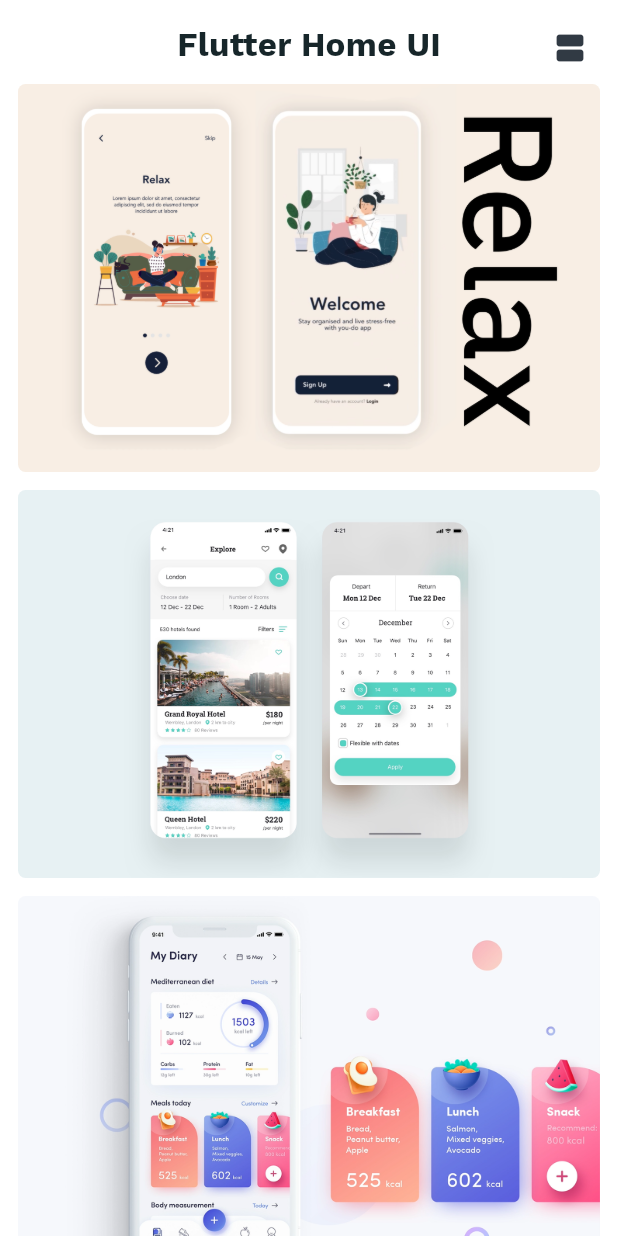
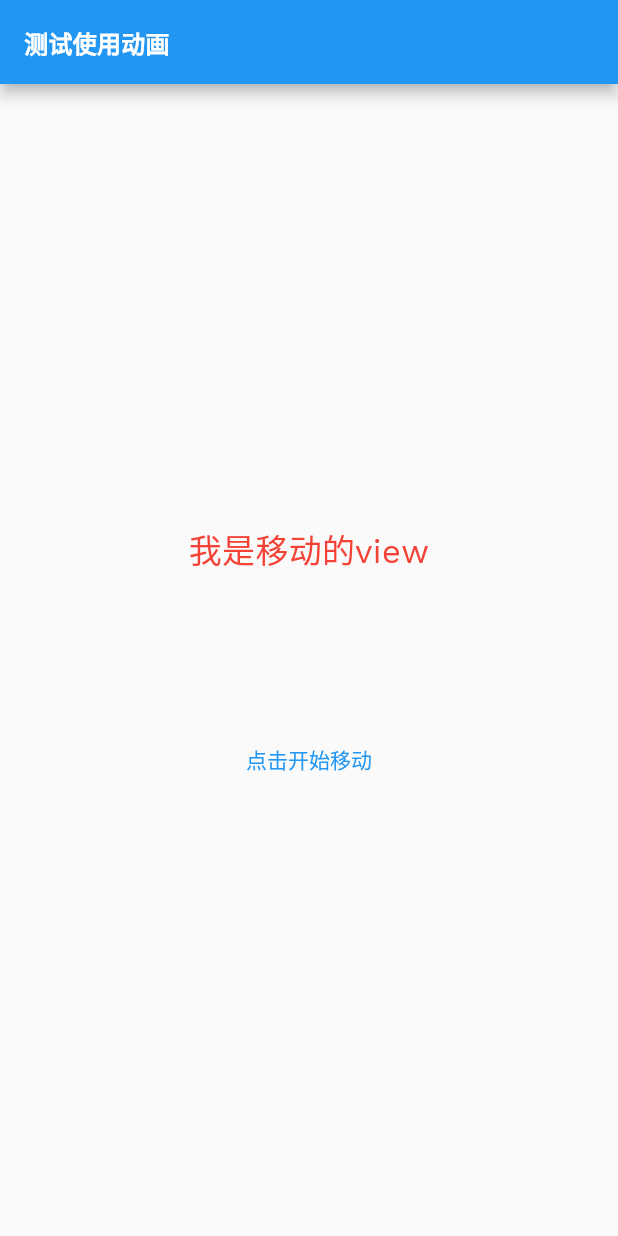
Before and after one commit to shejishi/FlutterPractice, a Flutter app: the screen it shows after launch, on a phone screen of 412 x 824 dp. Run offline on Flutter 3.47's test engine with Material 2 defaults, Android fonts, the phone set to English and light mode, and no system bars; our stand-ins replace flutter_rating_bar, font_awesome_flutter.

Commit message:
动画使用

```diff
--- /dev/null
+++ b/lib/animation/AnimationDemo.dart
@@ -0,0 +1,54 @@
+import 'package:flutter/material.dart';
+
+class AnimationDemo extends StatefulWidget {
+  const AnimationDemo({Key? key}) : super(key: key);
+
+  @override
+  State<StatefulWidget> createState() {
+    return AnimationState();
+  }
+}
+
+class AnimationState extends State<AnimationDemo> with TickerProviderStateMixin {
+  late AnimationController animationController;
+
+  @override
+  void initState() {
+    animationController = AnimationController(vsync: this, duration: const Duration(milliseconds: 5000));
+    super.initState();
+  }
+
+  @override
+  Widget build(BuildContext context) {
+    final curvedAnimation = CurvedAnimation(parent: animationController, curve: Curves.fastOutSlowIn);
+    final slideTransition = Tween(begin: const Offset(0, 0), end: const Offset(1, 0)).animate(curvedAnimation);
+
+    return Scaffold(
+      appBar: AppBar(
+        title: const Text("测试使用动画"),
+      ),
+      body: Center(
+        child: Column(
+          mainAxisAlignment: MainAxisAlignment.center,
+          crossAxisAlignment: CrossAxisAlignment.center,
+          mainAxisSize: MainAxisSize.max,
+          children: [
+            SlideTransition(
+              position: slideTransition,
+              child: const Text(
+                "我是移动的view",
+                style: TextStyle(fontSize: 22, color: Colors.red),
+              ),
+            ),
+            const SizedBox(
+              height: 100,
+            ),
+            TextButton(onPressed: () {
+              animationController.forward();
+            }, child: const Text("点击开始移动"))
+          ],
+        ),
+      ),
+    );
+  }
+}
--- a/lib/main.dart
+++ b/lib/main.dart
@@ -2,6 +2,7 @@ import 'package:flutter/material.dart';
 import 'package:flutter_demo/AppTheme.dart';
 import 'package:flutter_demo/MainTab.dart';
 import 'package:flutter_demo/ScreenHomeView.dart';
+import 'package:flutter_demo/animation/AnimationDemo.dart';
 import 'package:flutter_demo/baisc/WidgetSingleChildScroll.dart';
 import 'package:flutter_demo/baisc/WidgetWrap.dart';
 import 'package:flutter_demo/widget/FlutterPage1.dart';
@@ -35,7 +36,7 @@ class MyApp extends StatelessWidget {
         primarySwatch: Colors.blue,
         textTheme: AppTheme.textTheme,
       ),
-      home: const ScreenHomeView(),
+      home: const AnimationDemo(),
       // initialRoute: "/page1",
       // routes: {
       //   "/page1": (context) => FlutterPage1(),
```
